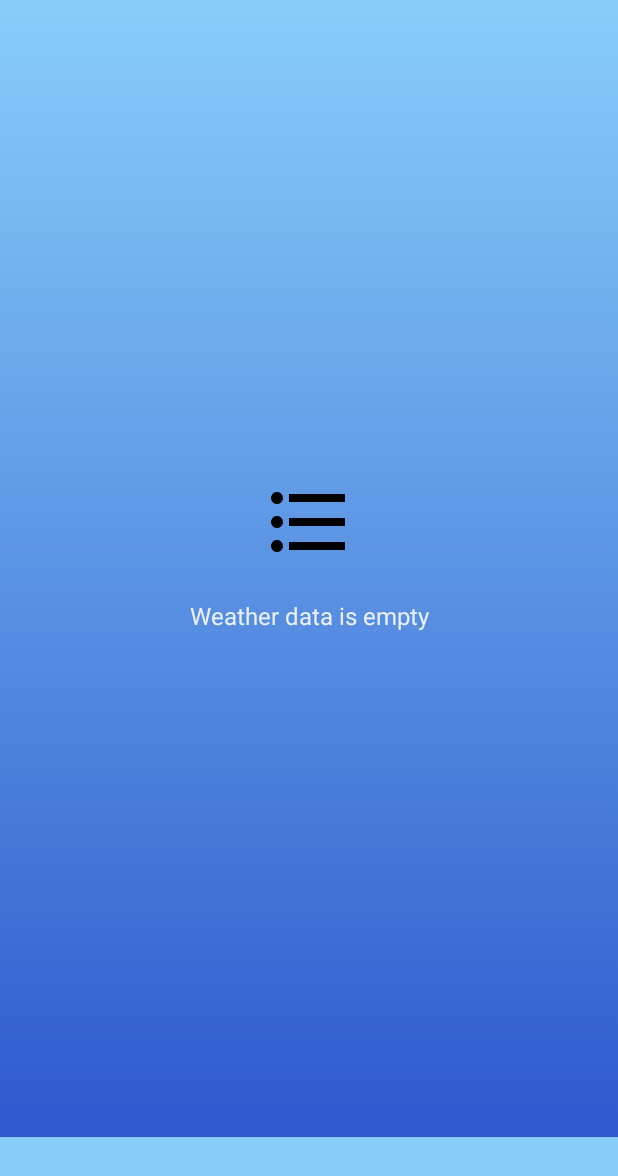
After one commit to Tilindis/Weather, an Android app built with Jetpack Compose: the composable EmptyArea shown on its own in the app's theme, on a phone screen of 412 x 824 dp. The commit adds this screen. Shown: the top 1176 px of the screen. Run offline under Robolectric (Android 15) with nearby library versions, the phone set to English and light mode, and no system bars.

Commit message:
Add empty content

```diff
--- a/app/src/main/java/com/tilindis/weather/screen/page/PageContent.kt
+++ b/app/src/main/java/com/tilindis/weather/screen/page/PageContent.kt
@@ -4,16 +4,12 @@ package com.tilindis.weather.screen.page
 
 import androidx.compose.foundation.background
 import androidx.compose.foundation.layout.*
-import androidx.compose.material.Icon
-import androidx.compose.material.IconButton
 import androidx.compose.material.MaterialTheme
 import androidx.compose.runtime.Composable
 import androidx.compose.ui.Alignment
 import androidx.compose.ui.Modifier
-import androidx.compose.ui.graphics.Color
-import androidx.compose.ui.res.painterResource
+import androidx.compose.ui.graphics.Brush
 import androidx.compose.ui.unit.Dp
-import androidx.compose.ui.unit.dp
 import com.google.accompanist.pager.*
 import com.google.accompanist.swiperefresh.SwipeRefresh
 import com.google.accompanist.swiperefresh.SwipeRefreshIndicator
@@ -21,6 +17,7 @@ import com.google.accompanist.swiperefresh.SwipeRefreshState
 import com.google.accompanist.swiperefresh.rememberSwipeRefreshState
 import com.tilindis.weather.R
 import com.tilindis.weather.utils.ui.bar.BottomBar
+import com.tilindis.weather.utils.ui.card.EmptyArea
 import com.tilindis.weather.utils.ui.card.PageCard
 
 @Composable
@@ -53,7 +50,11 @@ fun PageContent(
                 onLeftButtonClick = onLocaleClick,
                 onRightButtonClick = onCityClick
             )
-            Spacer(modifier = Modifier.fillMaxSize().background(MaterialTheme.colors.primaryVariant))
+            Spacer(
+                modifier = Modifier
+                    .fillMaxSize()
+                    .background(MaterialTheme.colors.primaryVariant)
+            )
         }
     }
 }
@@ -63,11 +64,20 @@ private fun WeatherPage(
     state: PageState,
     pagerState: PagerState
 ) {
+
+    if(state.weatherData.isNotEmpty()){
         HorizontalPager(
             modifier = Modifier
                 .fillMaxWidth()
                 .fillMaxHeight(0.92f)
-            .background(Color.Cyan),
+                .background(
+                    brush = Brush.verticalGradient(
+                        colors = listOf(
+                            MaterialTheme.colors.primary,
+                            MaterialTheme.colors.primaryVariant
+                        )
+                    )
+                ),
             count = state.weatherData.count(),
             state = pagerState
         ) { page ->
@@ -78,6 +88,9 @@ private fun WeatherPage(
                 weeklyData = weeklyData,
                 hourlyData = hourlyData
             )
+        }
+    } else {
+        EmptyArea()
     }
 }
 
--- /dev/null
+++ b/app/src/main/java/com/tilindis/weather/utils/ui/card/EmptyArea.kt
@@ -0,0 +1,51 @@
+package com.tilindis.weather.utils.ui.card
+
+import androidx.compose.foundation.Image
+import androidx.compose.foundation.background
+import androidx.compose.foundation.layout.*
+import androidx.compose.material.MaterialTheme
+import androidx.compose.material.Text
+import androidx.compose.runtime.Composable
+import androidx.compose.ui.Alignment
+import androidx.compose.ui.Modifier
+import androidx.compose.ui.graphics.Brush
+import androidx.compose.ui.res.painterResource
+import androidx.compose.ui.res.stringResource
+import androidx.compose.ui.text.style.TextAlign
+import androidx.compose.ui.unit.dp
+import com.tilindis.weather.R
+
+@Composable
+fun EmptyArea(){
+    Box(
+        modifier = Modifier
+            .fillMaxWidth()
+            .fillMaxHeight(0.92f)
+            .background(
+                brush = Brush.verticalGradient(
+                    colors = listOf(
+                        MaterialTheme.colors.primary,
+                        MaterialTheme.colors.primaryVariant
+                    )
+                )
+            ),
+    ){
+        Column(
+            modifier = Modifier.fillMaxSize(),
+            horizontalAlignment = Alignment.CenterHorizontally,
+            verticalArrangement = Arrangement.Center
+        )
+        {
+            Image(
+                modifier = Modifier.size(width = 64.dp, height = 64.dp),
+                painter = painterResource(id = R.drawable.bottom_bar_list),
+                contentDescription = null,
+            )
+            Text(
+                modifier = Modifier.padding(horizontal = 91.dp, vertical = 22.dp),
+                text = stringResource(id = R.string.weather_card_data_is_empty_text),
+                textAlign = TextAlign.Center
+            )
+        }
+    }
+}
--- a/app/src/main/java/com/tilindis/weather/utils/ui/card/PageCard.kt
+++ b/app/src/main/java/com/tilindis/weather/utils/ui/card/PageCard.kt
@@ -1,19 +1,15 @@
 package com.tilindis.weather.utils.ui.card
 
-import androidx.compose.foundation.background
 import androidx.compose.foundation.layout.*
 import androidx.compose.foundation.lazy.LazyColumn
 import androidx.compose.foundation.lazy.LazyRow
 import androidx.compose.foundation.lazy.items
 import androidx.compose.foundation.shape.RoundedCornerShape
 import androidx.compose.material.Card
-import androidx.compose.material.MaterialTheme
 import androidx.compose.material.Text
 import androidx.compose.runtime.Composable
 import androidx.compose.ui.Alignment
 import androidx.compose.ui.Modifier
-import androidx.compose.ui.graphics.Brush
-import androidx.compose.ui.graphics.Color
 import androidx.compose.ui.res.stringResource
 import androidx.compose.ui.text.style.TextAlign
 import androidx.compose.ui.unit.dp
@@ -32,15 +28,7 @@ fun PageCard(
 ) {
     Column(
         modifier = Modifier
-            .fillMaxSize()
-            .background(
-                brush = Brush.verticalGradient(
-                    colors = listOf(
-                        MaterialTheme.colors.primary,
-                        MaterialTheme.colors.primaryVariant
-                    )
-                )
-            ),
+            .fillMaxSize(),
         horizontalAlignment = Alignment.CenterHorizontally
     ) {
         Spacer(modifier = Modifier.height(16.dp))
--- a/app/src/main/res/values/strings.xml
+++ b/app/src/main/res/values/strings.xml
@@ -5,6 +5,7 @@
     <string name="weather_card_7_day_forecast_text">7-DAY FORECAST</string>
     <string name="weather_card_last_update_time_text">Last update time: %s</string>
     <string name="weather_card_last_update_date_text">Last update date: %s</string>
+    <string name="weather_card_data_is_empty_text">Weather data is empty</string>
     <!--    Locale variable names -->
     <string name="locale_auto_update_text">Auto update</string>
     <string name="locale_show_in_fahrenheit_text">Show in Fahrenheit</string>
```
Lines whose indentation alone changed are shown as unchanged.
